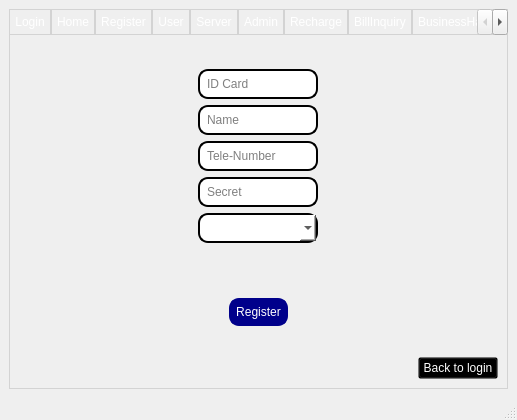
This is src/telecharge.ui in Jackie-Li-0228/SQL-telecharge-system as Qt 5 draws it before an edit. The edited form follows.
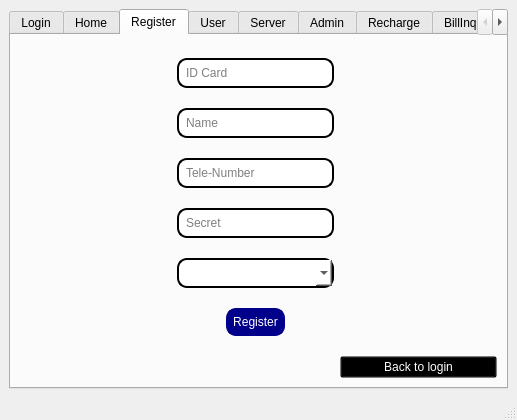
This is the edited form. The open tabs and pages were chosen to show the change. Icons and pictures are not drawn.

Commit message: finish(probably)

```diff
--- a/src/telecharge.ui
+++ b/src/telecharge.ui
@@ -52,7 +52,8 @@
             border: 0.5px solid lightgray;
             padding: 5px;
         }
-       </string>
+       color: rgb(255, 255, 255);
+		background-color:rgb(0, 0, 0)</string>
       </property>
       <property name="currentIndex">
        <number>5</number>
@@ -475,41 +476,73 @@
        <attribute name="title">
         <string>Register</string>
        </attribute>
-       <layout class="QVBoxLayout" name="verticalLayout_3">
-        <item>
-         <spacer name="verticalSpacer">
+       <layout class="QGridLayout" name="gridLayout_3">
+        <item row="1" column="0">
+         <spacer name="horizontalSpacer_22">
           <property name="orientation">
-           <enum>Qt::Vertical</enum>
+           <enum>Qt::Horizontal</enum>
           </property>
           <property name="sizeHint" stdset="0">
            <size>
-            <width>20</width>
-            <height>40</height>
+            <width>40</width>
+            <height>20</height>
            </size>
           </property>
          </spacer>
         </item>
-        <item alignment="Qt::AlignHCenter">
-         <widget class="QLineEdit" name="idCardEdit">
-          <property name="sizePolicy">
-           <sizepolicy hsizetype="Expanding" vsizetype="Preferred">
-            <horstretch>0</horstretch>
-            <verstretch>0</verstretch>
-           </sizepolicy>
+        <item row="5" column="0">
+         <spacer name="horizontalSpacer_26">
+          <property name="orientation">
+           <enum>Qt::Horizontal</enum>
           </property>
-          <property name="styleSheet">
-           <string notr="true">border: 2px solid #000000;
-border-radius: 10px;
-background-color: #FFFFFF;
-color: #000000;
-padding: 5px;</string>
+          <property name="sizeHint" stdset="0">
+           <size>
+            <width>40</width>
+            <height>20</height>
+           </size>
           </property>
-          <property name="placeholderText">
-           <string>ID Card</string>
+         </spacer>
+        </item>
+        <item row="9" column="0">
+         <spacer name="horizontalSpacer_29">
+          <property name="orientation">
+           <enum>Qt::Horizontal</enum>
           </property>
-         </widget>
+          <property name="sizeHint" stdset="0">
+           <size>
+            <width>40</width>
+            <height>20</height>
+           </size>
+          </property>
+         </spacer>
         </item>
-        <item alignment="Qt::AlignHCenter">
+        <item row="5" column="2">
+         <spacer name="horizontalSpacer_27">
+          <property name="orientation">
+           <enum>Qt::Horizontal</enum>
+          </property>
+          <property name="sizeHint" stdset="0">
+           <size>
+            <width>40</width>
+            <height>20</height>
+           </size>
+          </property>
+         </spacer>
+        </item>
+        <item row="11" column="0">
+         <spacer name="horizontalSpacer_30">
+          <property name="orientation">
+           <enum>Qt::Horizontal</enum>
+          </property>
+          <property name="sizeHint" stdset="0">
+           <size>
+            <width>40</width>
+            <height>20</height>
+           </size>
+          </property>
+         </spacer>
+        </item>
+        <item row="3" column="1">
          <widget class="QLineEdit" name="nameEdit">
           <property name="sizePolicy">
            <sizepolicy hsizetype="Expanding" vsizetype="Preferred">
@@ -529,7 +562,47 @@
           </property>
          </widget>
         </item>
-        <item alignment="Qt::AlignHCenter">
+        <item row="11" column="1" alignment="Qt::AlignHCenter">
+         <widget class="QPushButton" name="registerButton">
+          <property name="sizePolicy">
+           <sizepolicy hsizetype="Expanding" vsizetype="Fixed">
+            <horstretch>0</horstretch>
+            <verstretch>0</verstretch>
+           </sizepolicy>
+          </property>
+          <property name="styleSheet">
+           <string notr="true">border: 2px solid #00008B;
+border-radius: 10px;
+background-color: #00008B;
+color: #FFFFFF;
+padding: 5px;</string>
+          </property>
+          <property name="text">
+           <string>Register</string>
+          </property>
+         </widget>
+        </item>
+        <item row="1" column="1">
+         <widget class="QLineEdit" name="idCardEdit">
+          <property name="sizePolicy">
+           <sizepolicy hsizetype="Expanding" vsizetype="Preferred">
+            <horstretch>0</horstretch>
+            <verstretch>0</verstretch>
+           </sizepolicy>
+          </property>
+          <property name="styleSheet">
+           <string notr="true">border: 2px solid #000000;
+border-radius: 10px;
+background-color: #FFFFFF;
+color: #000000;
+padding: 5px;</string>
+          </property>
+          <property name="placeholderText">
+           <string>ID Card</string>
+          </property>
+         </widget>
+        </item>
+        <item row="5" column="1">
          <widget class="QLineEdit" name="registerteleNumberEdit">
           <property name="sizePolicy">
            <sizepolicy hsizetype="Expanding" vsizetype="Preferred">
@@ -549,7 +622,20 @@
           </property>
          </widget>
         </item>
-        <item alignment="Qt::AlignHCenter">
+        <item row="3" column="0">
+         <spacer name="horizontalSpacer_24">
+          <property name="orientation">
+           <enum>Qt::Horizontal</enum>
+          </property>
+          <property name="sizeHint" stdset="0">
+           <size>
+            <width>40</width>
+            <height>20</height>
+           </size>
+          </property>
+         </spacer>
+        </item>
+        <item row="7" column="1">
          <widget class="QLineEdit" name="registersecretEdit">
           <property name="sizePolicy">
            <sizepolicy hsizetype="Expanding" vsizetype="Preferred">
@@ -572,7 +658,135 @@
           </property>
          </widget>
         </item>
-        <item alignment="Qt::AlignHCenter">
+        <item row="13" column="2">
+         <widget class="QPushButton" name="backtologinButton">
+          <property name="styleSheet">
+           <string notr="true">font: 9pt &quot;Times New Roman&quot;;
+color: rgb(255, 255, 255);</string>
+          </property>
+          <property name="text">
+           <string>Back to login</string>
+          </property>
+         </widget>
+        </item>
+        <item row="7" column="2">
+         <spacer name="horizontalSpacer_31">
+          <property name="orientation">
+           <enum>Qt::Horizontal</enum>
+          </property>
+          <property name="sizeHint" stdset="0">
+           <size>
+            <width>40</width>
+            <height>20</height>
+           </size>
+          </property>
+         </spacer>
+        </item>
+        <item row="3" column="2">
+         <spacer name="horizontalSpacer_25">
+          <property name="orientation">
+           <enum>Qt::Horizontal</enum>
+          </property>
+          <property name="sizeHint" stdset="0">
+           <size>
+            <width>40</width>
+            <height>20</height>
+           </size>
+          </property>
+         </spacer>
+        </item>
+        <item row="10" column="1">
+         <spacer name="verticalSpacer">
+          <property name="orientation">
+           <enum>Qt::Vertical</enum>
+          </property>
+          <property name="sizeHint" stdset="0">
+           <size>
+            <width>20</width>
+            <height>40</height>
+           </size>
+          </property>
+         </spacer>
+        </item>
+        <item row="9" column="2">
+         <spacer name="horizontalSpacer_32">
+          <property name="orientation">
+           <enum>Qt::Horizontal</enum>
+          </property>
+          <property name="sizeHint" stdset="0">
+           <size>
+            <width>40</width>
+            <height>20</height>
+           </size>
+          </property>
+         </spacer>
+        </item>
+        <item row="12" column="1">
+         <spacer name="verticalSpacer_8">
+          <property name="orientation">
+           <enum>Qt::Vertical</enum>
+          </property>
+          <property name="sizeHint" stdset="0">
+           <size>
+            <width>20</width>
+            <height>40</height>
+           </size>
+          </property>
+         </spacer>
+        </item>
+        <item row="2" column="1">
+         <spacer name="verticalSpacer_10">
+          <property name="orientation">
+           <enum>Qt::Vertical</enum>
+          </property>
+          <property name="sizeHint" stdset="0">
+           <size>
+            <width>20</width>
+            <height>40</height>
+           </size>
+          </property>
+         </spacer>
+        </item>
+        <item row="11" column="2">
+         <spacer name="horizontalSpacer_33">
+          <property name="orientation">
+           <enum>Qt::Horizontal</enum>
+          </property>
+          <property name="sizeHint" stdset="0">
+           <size>
+            <width>40</width>
+            <height>20</height>
+           </size>
+          </property>
+         </spacer>
+        </item>
+        <item row="1" column="2">
+         <spacer name="horizontalSpacer_23">
+          <property name="orientation">
+           <enum>Qt::Horizontal</enum>
+          </property>
+          <property name="sizeHint" stdset="0">
+           <size>
+            <width>40</width>
+            <height>20</height>
+           </size>
+          </property>
+         </spacer>
+        </item>
+        <item row="8" column="1">
+         <spacer name="verticalSpacer_6">
+          <property name="orientation">
+           <enum>Qt::Vertical</enum>
+          </property>
+          <property name="sizeHint" stdset="0">
+           <size>
+            <width>20</width>
+            <height>40</height>
+           </size>
+          </property>
+         </spacer>
+        </item>
+        <item row="9" column="1">
          <widget class="QComboBox" name="taocancombox">
           <property name="sizePolicy">
            <sizepolicy hsizetype="Expanding" vsizetype="Preferred">
@@ -607,53 +821,20 @@
           </property>
          </widget>
         </item>
-        <item>
-         <spacer name="verticalSpacer_6">
+        <item row="7" column="0">
+         <spacer name="horizontalSpacer_28">
           <property name="orientation">
-           <enum>Qt::Vertical</enum>
+           <enum>Qt::Horizontal</enum>
           </property>
           <property name="sizeHint" stdset="0">
            <size>
-            <width>20</width>
-            <height>40</height>
+            <width>40</width>
+            <height>20</height>
            </size>
           </property>
          </spacer>
         </item>
-        <item>
-         <spacer name="verticalSpacer_8">
-          <property name="orientation">
-           <enum>Qt::Vertical</enum>
-          </property>
-          <property name="sizeHint" stdset="0">
-           <size>
-            <width>20</width>
-            <height>40</height>
-           </size>
-          </property>
-         </spacer>
-        </item>
-        <item alignment="Qt::AlignHCenter">
-         <widget class="QPushButton" name="registerButton">
-          <property name="sizePolicy">
-           <sizepolicy hsizetype="Expanding" vsizetype="Fixed">
-            <horstretch>0</horstretch>
-            <verstretch>0</verstretch>
-           </sizepolicy>
-          </property>
-          <property name="styleSheet">
-           <string notr="true">border: 2px solid #00008B;
-border-radius: 10px;
-background-color: #00008B;
-color: #FFFFFF;
-padding: 5px;</string>
-          </property>
-          <property name="text">
-           <string>Register</string>
-          </property>
-         </widget>
-        </item>
-        <item>
+        <item row="6" column="1">
          <spacer name="verticalSpacer_7">
           <property name="orientation">
            <enum>Qt::Vertical</enum>
@@ -666,16 +847,31 @@
           </property>
          </spacer>
         </item>
-        <item alignment="Qt::AlignRight">
-         <widget class="QPushButton" name="backtologinButton">
-          <property name="styleSheet">
-           <string notr="true">font: 9pt &quot;Times New Roman&quot;;
-color: rgb(255, 255, 255);</string>
+        <item row="4" column="1">
+         <spacer name="verticalSpacer_9">
+          <property name="orientation">
+           <enum>Qt::Vertical</enum>
           </property>
-          <property name="text">
-           <string>Back to login</string>
+          <property name="sizeHint" stdset="0">
+           <size>
+            <width>20</width>
+            <height>40</height>
+           </size>
           </property>
-         </widget>
+         </spacer>
+        </item>
+        <item row="0" column="1">
+         <spacer name="verticalSpacer_11">
+          <property name="orientation">
+           <enum>Qt::Vertical</enum>
+          </property>
+          <property name="sizeHint" stdset="0">
+           <size>
+            <width>20</width>
+            <height>40</height>
+           </size>
+          </property>
+         </spacer>
         </item>
        </layout>
       </widget>
```
Left out of the diff: 99 changed lines with no effect on the pictures. Lines whose indentation alone changed are shown as unchanged. The commit also changes 2 other files.
